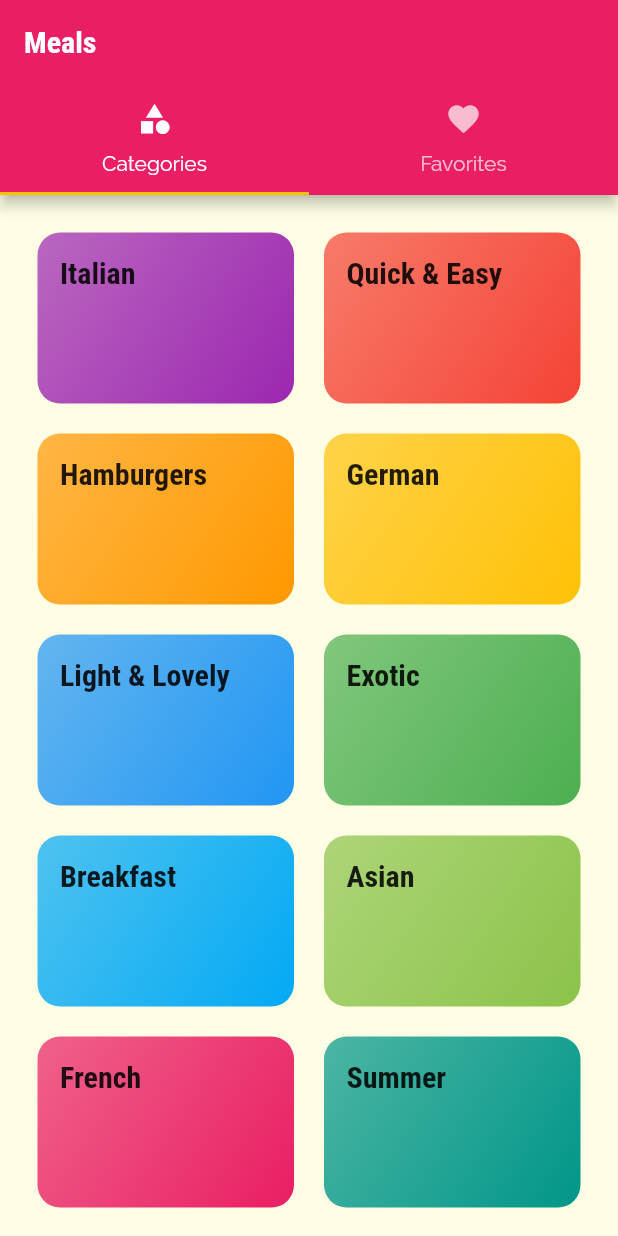
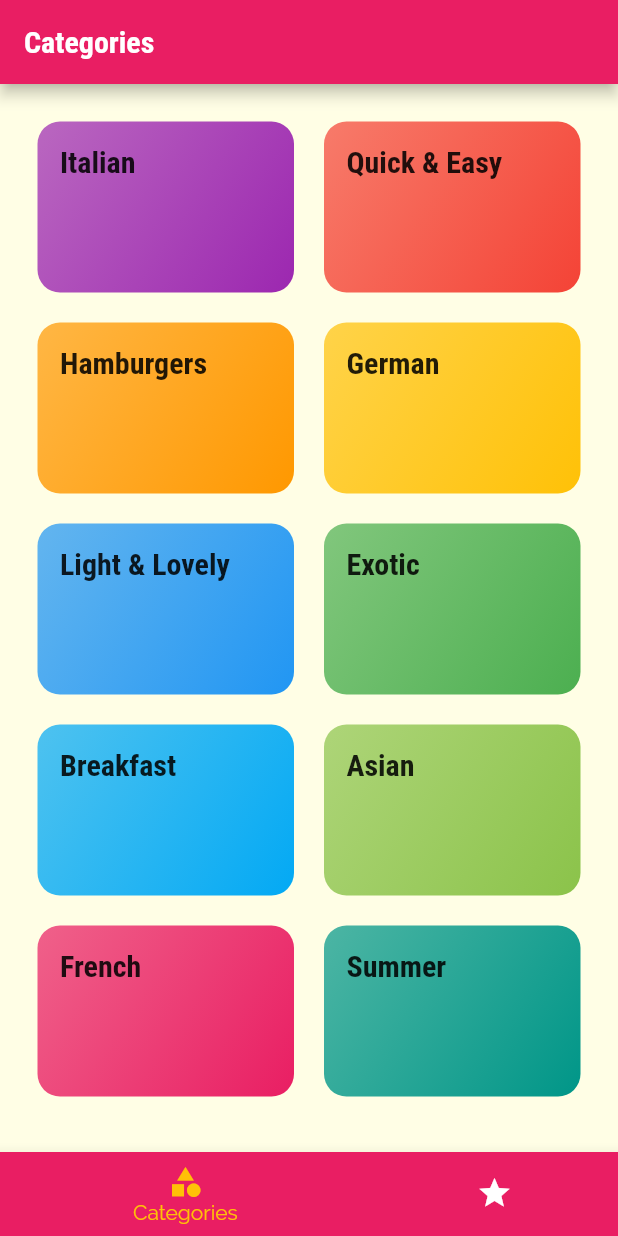
Before and after one commit to ayoline/meals_app-UDEMY_COURSE, a Flutter app: the screen it shows after launch, on a phone screen of 412 x 824 dp. Run offline on Flutter 3.47's test engine with Material 2 defaults, Android fonts, the phone set to English and light mode, and no system bars.

```diff
--- a/lib/screens/tabs_screen.dart
+++ b/lib/screens/tabs_screen.dart
@@ -11,31 +11,49 @@ class TabsScreen extends StatefulWidget {
 }
 
 class _TabsScreenState extends State<TabsScreen> {
+  final List<Map<String, dynamic>> _pages = [
+    {
+      'page': const CategoriesScreen(),
+      'title': 'Categories',
+    },
+    {
+      'page': const FavoritesScreen(),
+      'title': 'Your Favorites',
+    },
+  ];
+  int _selectedPageIndex = 0;
+  void selectPage(int index) {
+    setState(() {
+      _selectedPageIndex = index;
+    });
+  }
+
   @override
   Widget build(BuildContext context) {
-    return DefaultTabController(
-      length: 2,
-      initialIndex: 0,
-      child: Scaffold(
-        appBar: AppBar(
-          title: const Text('Meals'),
-          bottom: const TabBar(tabs: <Widget>[
-            Tab(
-              icon: Icon(Icons.category),
-              text: 'Categories',
-            ),
-            Tab(
-              icon: Icon(Icons.favorite),
-              text: 'Favorites',
-            ),
-          ]),
-        ),
-        body: const TabBarView(
-          children: [
-            CategoriesScreen(),
-            FavoritesScreen(),
-          ],
-        ),
+    return Scaffold(
+      appBar: AppBar(
+        title: Text(_pages[_selectedPageIndex]['title']),
+      ),
+      body: _pages[_selectedPageIndex]['page'],
+      bottomNavigationBar: BottomNavigationBar(
+        onTap: selectPage,
+        backgroundColor: Theme.of(context).colorScheme.primary,
+        unselectedItemColor: Colors.white,
+        selectedItemColor: Theme.of(context).colorScheme.secondary,
+        currentIndex: _selectedPageIndex,
+        type: BottomNavigationBarType.shifting,
+        items: [
+          BottomNavigationBarItem(
+            backgroundColor: Theme.of(context).colorScheme.primary,
+            label: 'Categories',
+            icon: const Icon(Icons.category),
+          ),
+          BottomNavigationBarItem(
+            backgroundColor: Theme.of(context).colorScheme.primary,
+            label: 'Favorites',
+            icon: const Icon(Icons.star),
+          ),
+        ],
       ),
     );
   }
```
